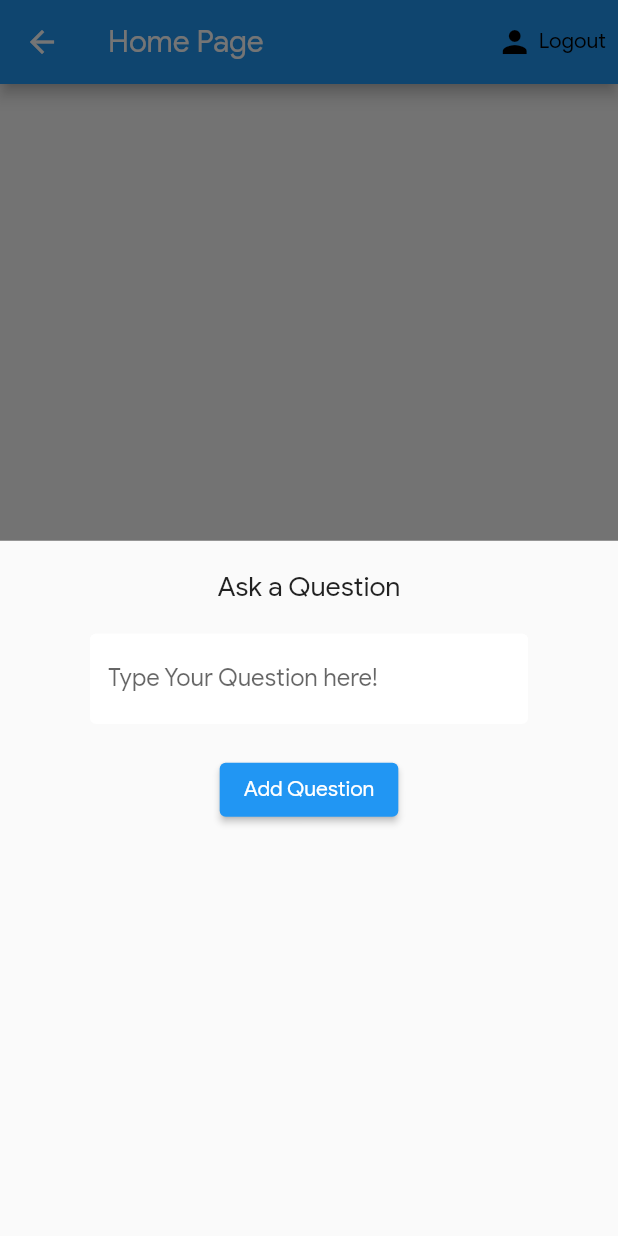
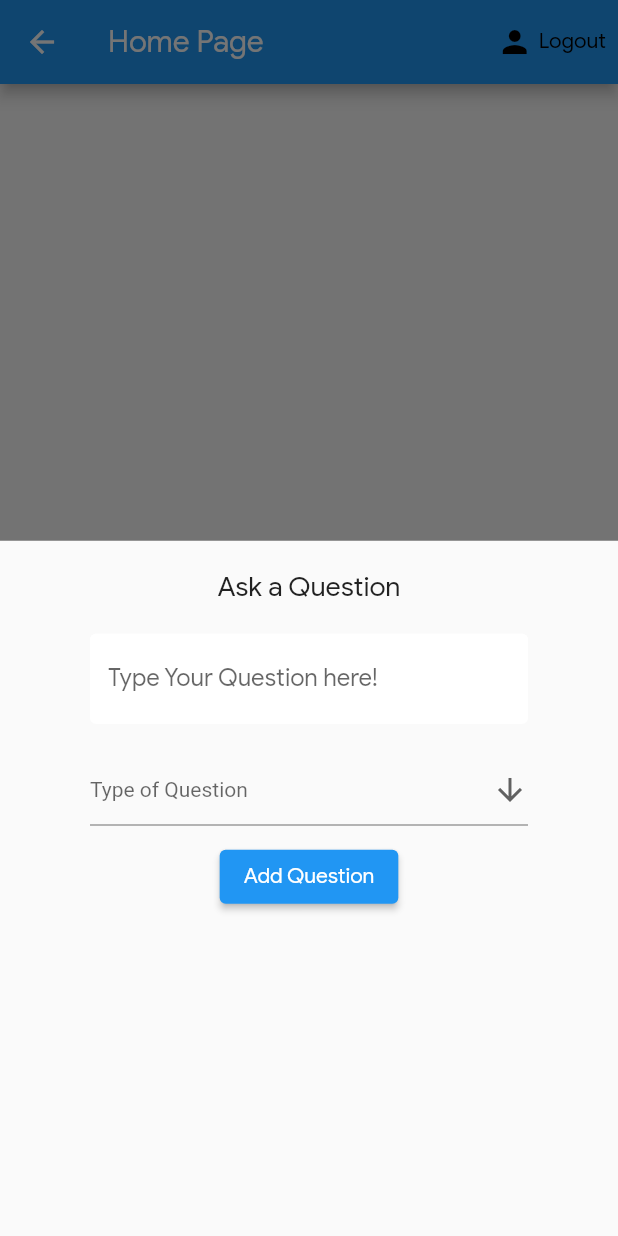
Before and after one commit to Pulkit-Sinha/Campus_Quora, a Flutter app: the HomePage screen opened by its route, after a tap on "Add Ques", on a phone screen of 412 x 824 dp. Run offline on Flutter 3.47's test engine with Material 2 defaults, Android fonts, the phone set to English and light mode, and no system bars; our stand-ins replace cloud_firestore, firebase_auth, firebase_core, flutter_spinkit, font_awesome_flutter, google_sign_in; accounts and stored records are empty.

Commit message:
added question tag

```diff
--- a/lib/feedData/askquestion.dart
+++ b/lib/feedData/askquestion.dart
@@ -12,6 +12,7 @@ class AskQuestion extends StatefulWidget {
 class _AskQuestionState extends State<AskQuestion> {
   final _formKey = GlobalKey<FormState>();
   String question = '';
+  String questionTag = '';
   @override
   Widget build(BuildContext context) {
     final user = Provider.of<Profile?>(context);
@@ -41,6 +42,37 @@ class _AskQuestionState extends State<AskQuestion> {
             SizedBox(
               height: 20,
             ),
+            DropdownButtonFormField(
+              // value: [],
+              icon: const Icon(Icons.arrow_downward),
+              iconSize: 24,
+              isExpanded: true,
+              elevation: 16,
+              style: const TextStyle(color: Colors.deepPurple),
+              validator: (val) =>
+                  val == null ? "Please mention type of question" : null,
+              hint: Text("Type of Question"),
+              // underline: Container(
+              //   height: 2,
+              //   color: Colors.deepPurpleAccent,
+              // ),
+              onChanged: (Object? newValue) {
+                setState(() {
+                  questionTag = newValue!.toString();
+                  //degreeIn = newValue;
+                });
+              },
+              items: ['Food', 'Admission', 'Culture', 'General']
+                  .map<DropdownMenuItem<String>>((String value) {
+                return DropdownMenuItem<String>(
+                  value: value,
+                  child: Text(value),
+                );
+              }).toList(),
+            ),
+            SizedBox(
+              height: 10,
+            ),
             ElevatedButton(
                 onPressed: () async {
                   if (_formKey.currentState!.validate()) {
```
